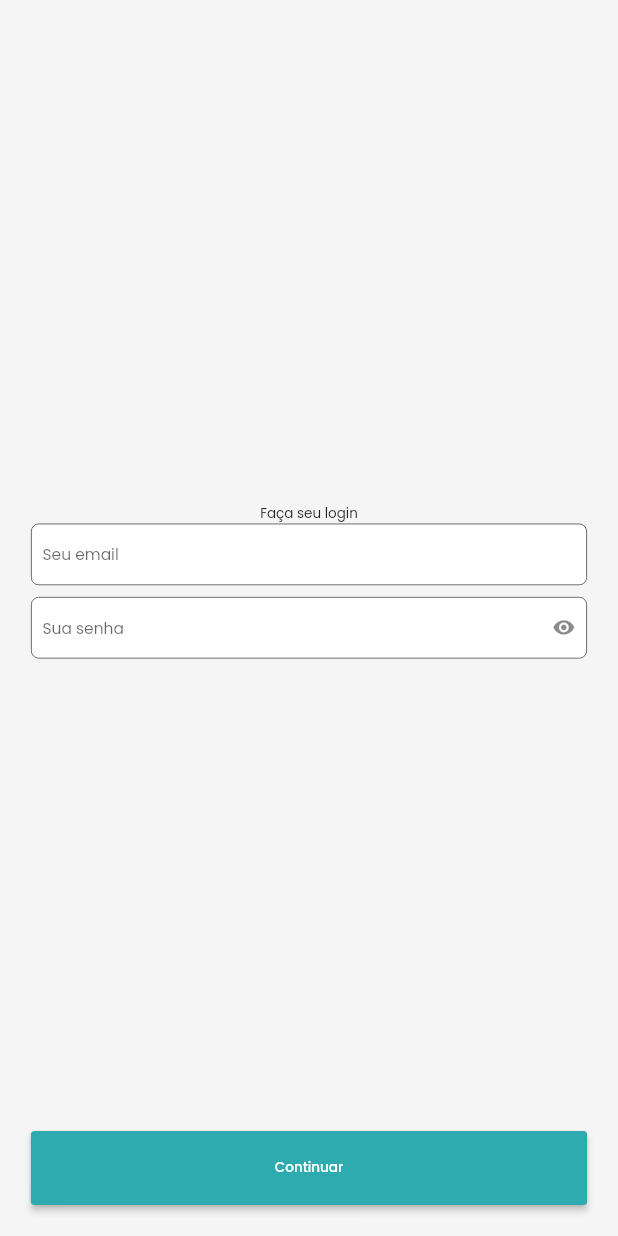
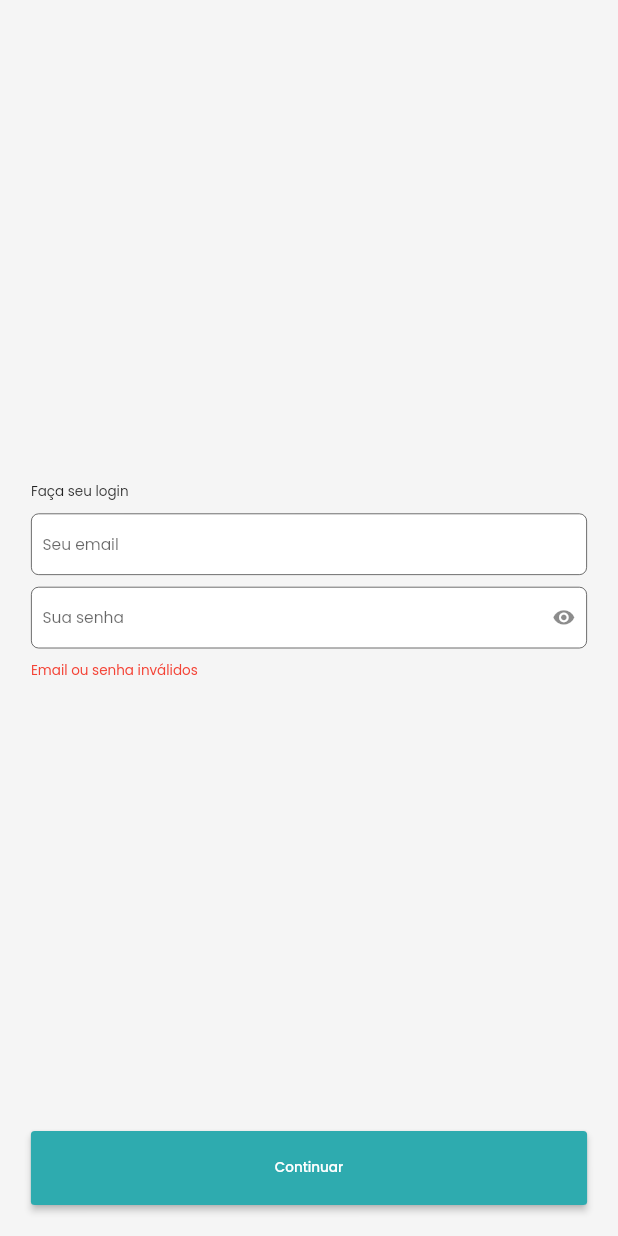
Before and after one commit to lmtsufape/nutricao-animal-app, a Flutter app: the screen it shows after launch, after a tap on "Continuar", on a phone screen of 412 x 824 dp. Run offline on Flutter 3.47's test engine with Material 2 defaults, Android fonts, the phone set to English and light mode, and no system bars; our stand-ins replace device_preview, dio, google_fonts, responsive_framework.

Commit message:
finish sign in treatment

```diff
--- a/lib/components/forms/custom_text_form_field.dart
+++ b/lib/components/forms/custom_text_form_field.dart
@@ -35,6 +35,7 @@ class _CustomTextFormFieldState extends State<CustomTextFormField> {
     return SizedBox(
       child: TextFormField(
         obscureText: _obscureText,
+        controller: widget.controller,
         decoration: InputDecoration(
           border: OutlineInputBorder(
             borderRadius: BorderRadius.circular(kDefaultBorderRadius),
--- a/lib/screens/home/home_screen.dart
+++ b/lib/screens/home/home_screen.dart
@@ -9,6 +9,8 @@ class HomeScreen extends StatelessWidget {
 
   @override
   Widget build(BuildContext context) {
-    return Scaffold();
+    return Scaffold(
+      appBar: AppBar(title: const Text('Nutrição Animal')),
+    );
   }
 }
--- a/lib/screens/signin/sign_in_controller.dart
+++ b/lib/screens/signin/sign_in_controller.dart
@@ -16,26 +16,38 @@ class SignInController with ChangeNotifier {
   final SignInRepository _repository = SignInRepository();
   String? email;
   String? password;
+
   final TextEditingController _emailController = TextEditingController();
   final TextEditingController _passwordController = TextEditingController();
+
   TextEditingController get emailController => _emailController;
   TextEditingController get passwordController => _passwordController;
+
+  String? errorMessage = '';
 var status = SignInStatus.idle;
   void signIn(BuildContext context) async{
     try {
-      _repository.signIn(
-        email: email!,
-        password: password!,
+      await _repository.signIn(
+        email: emailController.text,
+        password: emailController.text,
         onSuccess: (){
-          print('success');
-          // status = SignInStatus.done;
-          // notifyListeners();
-          // Navigator.pushNamed(context, Screens.home);
+          status = SignInStatus.done;
+          notifyListeners();
+          Navigator.pushNamed(context, Screens.home);
         },
       );
       status = SignInStatus.done;
     } catch (e) {
       status = SignInStatus.error;
+      setupErrorMessage(e.toString());
+      notifyListeners();
     }
   }
+  void setupErrorMessage(String value) async{
+    errorMessage = value;
+    notifyListeners();
+    await Future.delayed(const Duration(seconds: 2));
+    errorMessage = null;
+    notifyListeners();
+  }
 }
--- a/lib/screens/signin/sign_in_repository.dart
+++ b/lib/screens/signin/sign_in_repository.dart
@@ -3,20 +3,18 @@ import 'dart:developer';
 import 'package:flutter/material.dart';
 
 class SignInRepository {
-   void signIn({
+   Future<void> signIn({
     required String email,
     required String password,
     required VoidCallback onSuccess,}
   ) async {
-    print('sadasd');
     await Future.delayed(const Duration(seconds: 1));
     if(email != 'teste@teste.com' && password!= '12345678'){
-      throw Exception('Email ou senha inválidos');
+      throw 'Email ou senha inválidos';
     }else{
       onSuccess();
       log('Fine. Successfully signed in. Now pushing to /home screen');
     }
-    throw Exception('Error');
   }
 
 }
--- a/lib/screens/signin/sign_in_screen.dart
+++ b/lib/screens/signin/sign_in_screen.dart
@@ -24,10 +24,11 @@ class SignInScreen extends StatelessWidget {
                 padding: const EdgeInsets.all(kDefaultPadding),
                 child: Column(
                   mainAxisAlignment: MainAxisAlignment.center,
-                  crossAxisAlignment: CrossAxisAlignment.center,
+                  crossAxisAlignment: CrossAxisAlignment.start,
                   children: [
                     const Spacer(),
                     const Text('Faça seu login'),
+                    const VerticalSpacerBox(size: SpacerSize.small),
                     CustomTextFormField(
                       hintText: 'Seu email',
                       controller: controller.emailController,
@@ -38,6 +39,10 @@ class SignInScreen extends StatelessWidget {
                       isPassword: true,
                       controller: controller.passwordController,
                     ),
+                    const VerticalSpacerBox(size: SpacerSize.small),
+                    controller.errorMessage != null ? Text(controller.errorMessage!, style: const TextStyle(
+                      color: Colors.red
+                    ),) : const SizedBox(),
                     const Spacer(),
                     controller.status == SignInStatus.loading
                         ? const CircularProgressIndicator()
```
